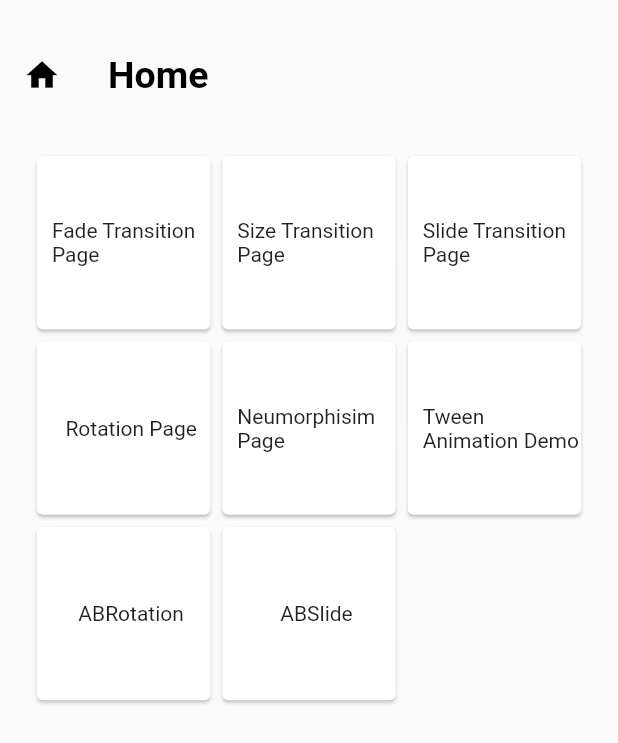
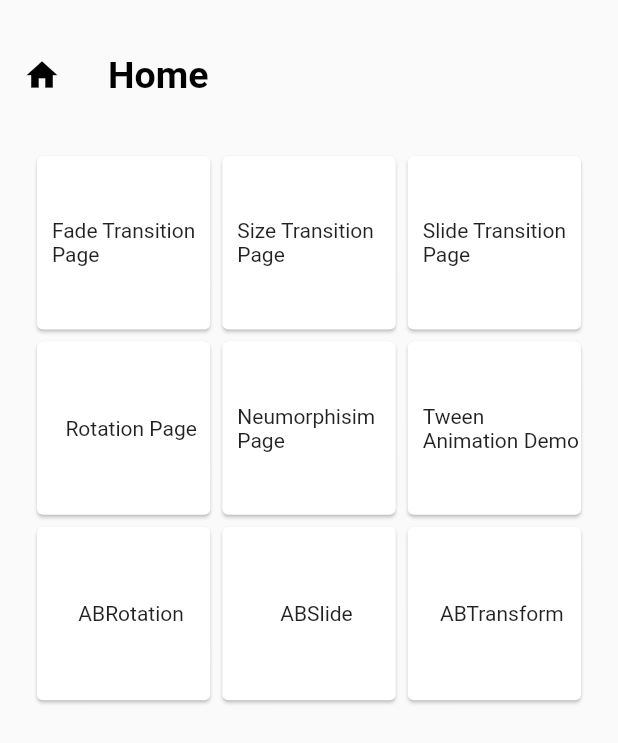
Before and after one commit to hazarduman0/flutter_animations, a Flutter app: the screen it shows after launch, on a phone screen of 412 x 824 dp. Shown: the top 743 px of the screen. Run offline on Flutter 3.47's test engine with Material 2 defaults, Android fonts, the phone set to English and light mode, and no system bars; our stand-ins replace get.

Commit message:
Update main_page.dart

```diff
--- a/lib/main_page.dart
+++ b/lib/main_page.dart
@@ -1,11 +1,13 @@
 import 'package:animations/controllers/animated_builder/animated_rotation_controller.dart';
 import 'package:animations/controllers/animated_builder/animated_slide_controller.dart';
+import 'package:animations/controllers/animated_builder/animated_transform_controller.dart';
 import 'package:animations/controllers/fade_transition_controller.dart';
 import 'package:animations/controllers/neumorphism_controller.dart';
 import 'package:animations/controllers/size_transition_controller.dart';
 import 'package:animations/controllers/slide_transition_controller.dart';
 import 'package:animations/screen_animations/animated_builder/rotation_page.dart';
 import 'package:animations/screen_animations/animated_builder/slide_page.dart';
+import 'package:animations/screen_animations/animated_builder/transform_page.dart';
 import 'package:animations/screen_animations/fade_transition_page.dart';
 import 'package:animations/screen_animations/neumorphism_page.dart';
 import 'package:animations/screen_animations/rotation_animation_page.dart';
@@ -24,6 +26,7 @@ class MainPage extends StatelessWidget {
   final NeumorphismController _nc = Get.find();
   final AnimatedBuilderRotationController _arc = Get.find();
   final AnimatedBuilderSlideController _asc = Get.find();
+  final AnimatedBuilderTransformController _atc = Get.find();
 
   @override
   Widget build(BuildContext context) {
@@ -58,8 +61,12 @@ class MainPage extends StatelessWidget {
                         () => routeToNeumorphicPage()),
                     pageRouteBox(context, 'Tween Animation Demo',
                         () => routeToTweenAnimationDemo()),
-                    pageRouteBox(context, 'ABRotation', () => routeToAnimatedBuilderRotationPage()),
-                    pageRouteBox(context, 'ABSlide', () => routeToAnimatedBuilderSlidePage())
+                    pageRouteBox(context, 'ABRotation',
+                        () => routeToAnimatedBuilderRotationPage()),
+                    pageRouteBox(context, 'ABSlide',
+                        () => routeToAnimatedBuilderSlidePage()),
+                    pageRouteBox(context, 'ABTransform',
+                        () => routeToAnimatedBuilderTransformPage())
                   ],
                 ),
               ),
@@ -116,13 +123,18 @@ class MainPage extends StatelessWidget {
     Get.to(() => TweenAnimationPage());
   }
 
-  routeToAnimatedBuilderRotationPage(){
+  routeToAnimatedBuilderRotationPage() {
     _arc.initController();
     Get.to(() => AnimatedBuilderRotationPage());
   }
 
-  routeToAnimatedBuilderSlidePage(){
+  routeToAnimatedBuilderSlidePage() {
     _asc.initController();
     Get.to(() => AnimatedBuilderSlidePage());
   }
+
+  routeToAnimatedBuilderTransformPage() {
+    _atc.initController();
+    Get.to(() => AnimatedBuilderTransformPage());
+  }
 }
```
